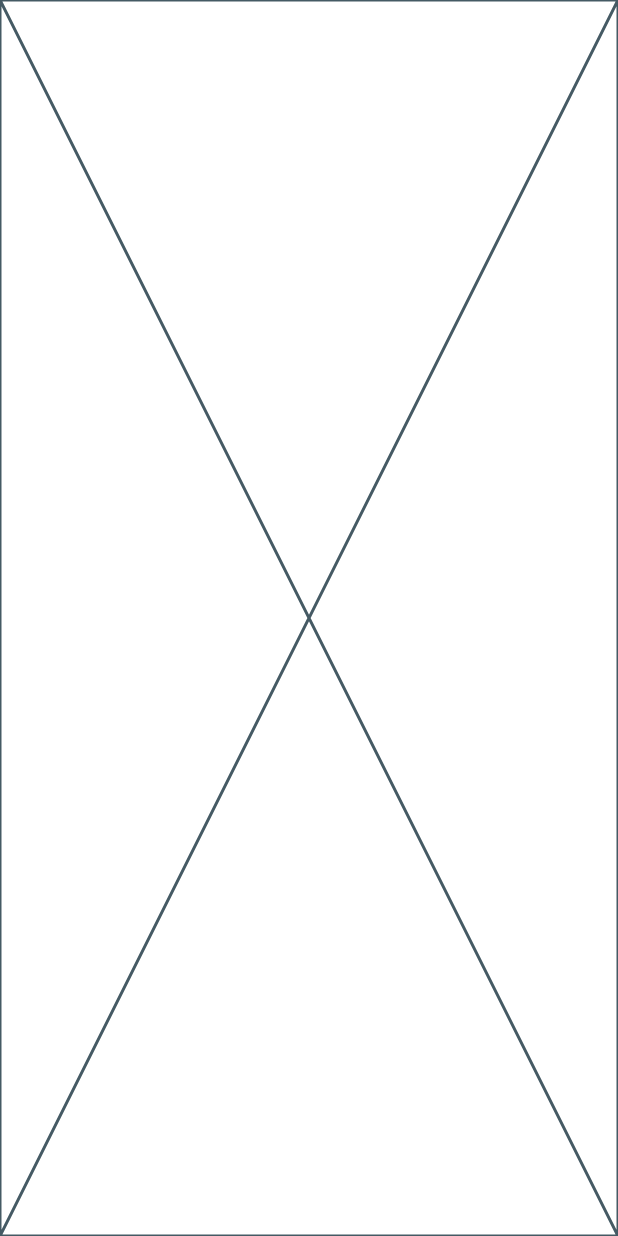
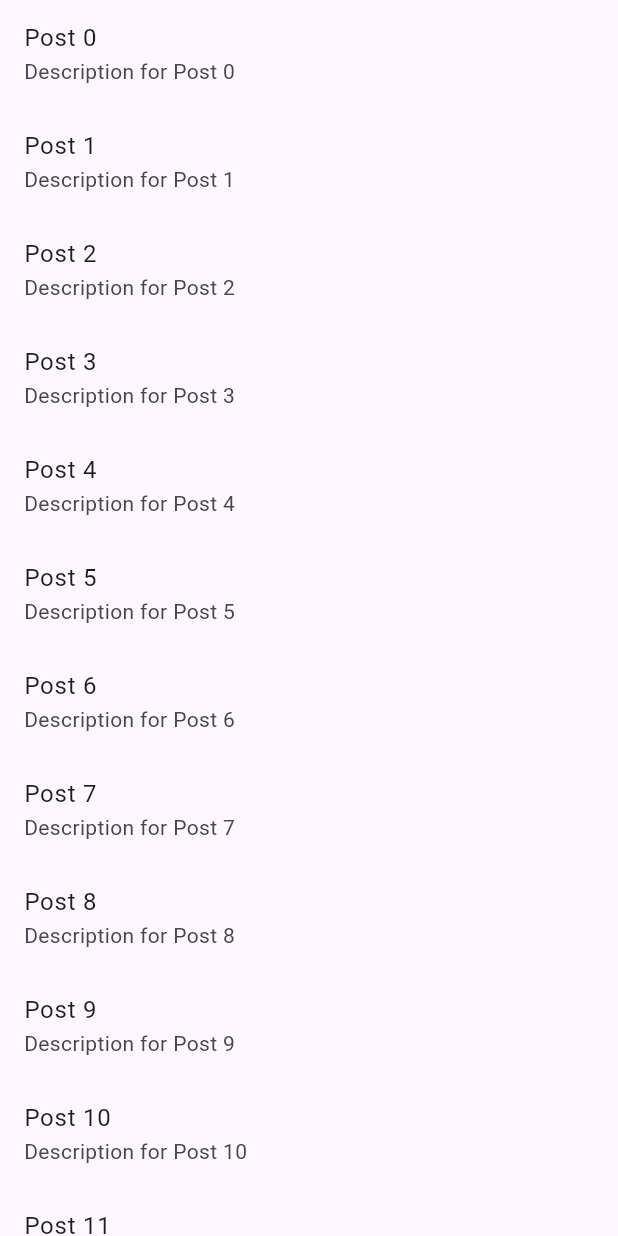
Before and after one commit to AladdineDev/bloc_blog, a Flutter app: the screen it shows after launch, on a phone screen of 412 x 824 dp. Run offline on Flutter 3.47's test engine with Material 3 defaults, Android fonts, the phone set to English and light mode, and no system bars; our stand-ins replace equatable, flutter_bloc, go_router.

Commit message:
feat: implement posts list view

```diff
--- a/lib/screens/post_list_screen.dart
+++ b/lib/screens/post_list_screen.dart
@@ -1,4 +1,10 @@
+import 'package:blog/bloc/post_bloc.dart';
+import 'package:blog/extensions/build_context_extension.dart';
+import 'package:blog/widgets/error_message_text.dart';
+import 'package:blog/widgets/post_list_item.dart';
+import 'package:blog/widgets/spinner.dart';
 import 'package:flutter/material.dart';
+import 'package:flutter_bloc/flutter_bloc.dart';
 
 class PostListScreen extends StatelessWidget {
   const PostListScreen({super.key});
@@ -7,6 +13,41 @@ class PostListScreen extends StatelessWidget {
 
   @override
   Widget build(BuildContext context) {
-    return const Placeholder();
+    return Scaffold(
+      body: BlocBuilder<PostBloc, PostState>(
+        builder: (context, state) {
+          switch (state.status) {
+            case PostStatus.loading:
+              return const Spinner();
+            case PostStatus.error:
+              return Column(
+                mainAxisAlignment: MainAxisAlignment.center,
+                children: [
+                  ErrorMessageText(state.error.message),
+                  const SizedBox(height: 32),
+                  ElevatedButton.icon(
+                    onPressed: () => context.postBloc.add(FetchPost()),
+                    icon: const Icon(Icons.refresh),
+                    label: const Text("Retry"),
+                  ),
+                ],
+              );
+            case PostStatus.success:
+              if (state.posts.isEmpty) {
+                return const Center(
+                  child: Text("No posts at the moment"),
+                );
+              }
+              return ListView.builder(
+                itemCount: state.posts.length,
+                itemBuilder: (BuildContext context, int index) {
+                  final post = state.posts[index];
+                  return PostListItem(post: post);
+                },
+              );
+          }
+        },
+      ),
+    );
   }
 }
--- /dev/null
+++ b/lib/widgets/post_list_item.dart
@@ -0,0 +1,19 @@
+import 'package:blog/models/post.dart';
+import 'package:flutter/material.dart';
+
+class PostListItem extends StatelessWidget {
+  const PostListItem({
+    super.key,
+    required this.post,
+  });
+
+  final Post post;
+
+  @override
+  Widget build(BuildContext context) {
+    return ListTile(
+      title: Text(post.title ?? "Titre Indisponible"),
+      subtitle: Text(post.description ?? "Description indisponible"),
+    );
+  }
+}
```
